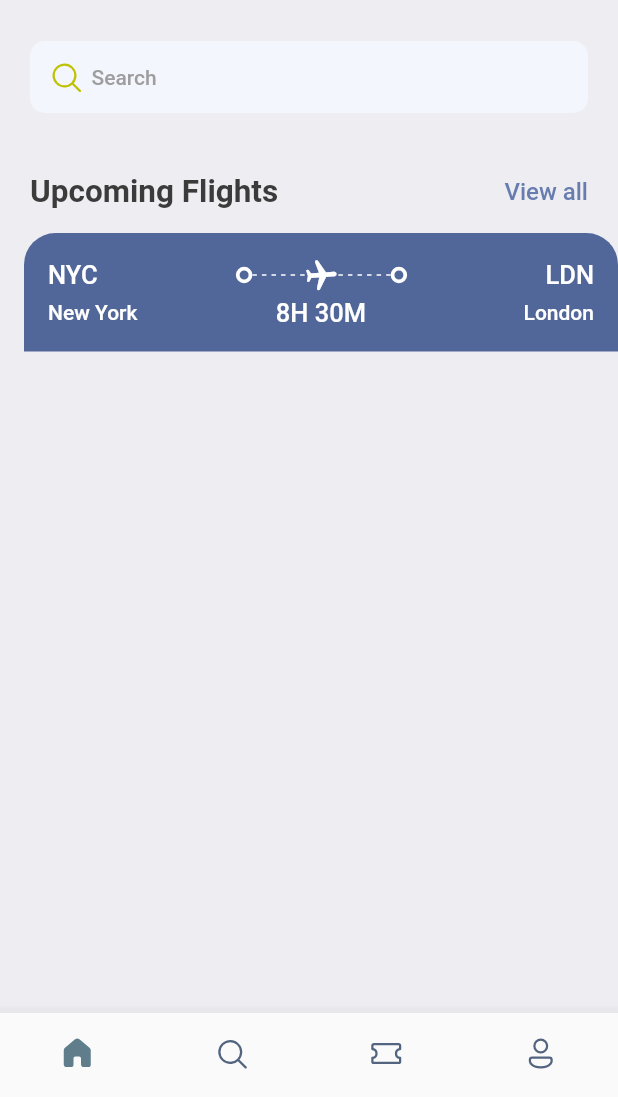
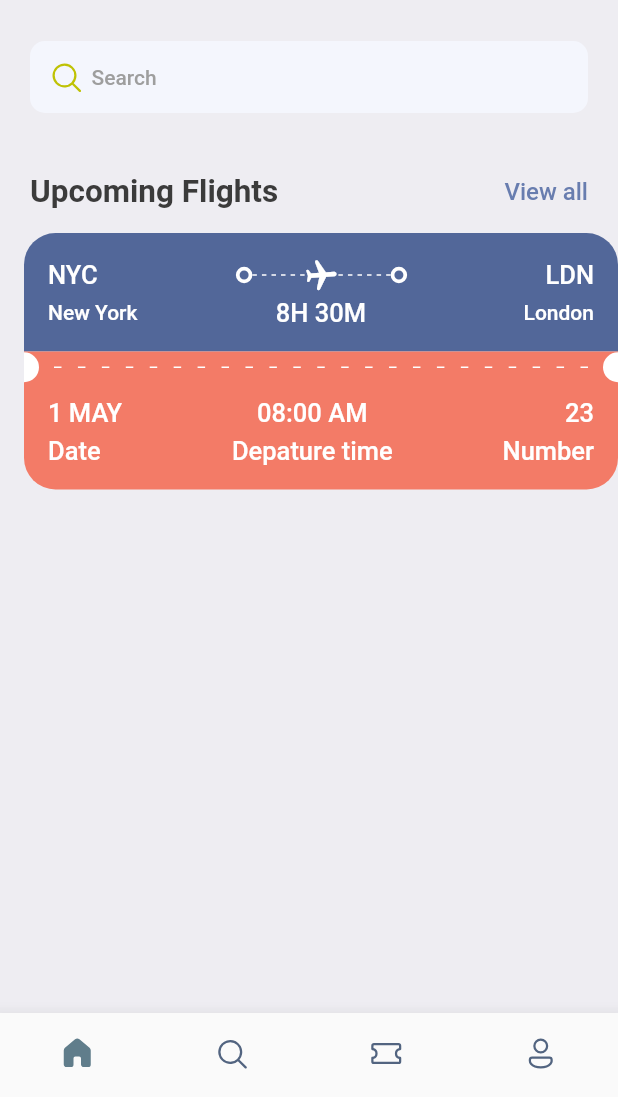
Before and after one commit to avi5079/ticket-booking-app, a Flutter app: the screen it shows after launch, on a phone screen of 412 x 824 dp, the part 139-1236 px from its top. Run offline on Flutter 3.47's test engine with Material 2 defaults, Android fonts, the phone set to English and light mode, and no system bars; our stand-ins replace fluentui_icons, gap.

Commit message:
ticket-ux-changed

```diff
--- a/lib/screens/ticket_view.dart
+++ b/lib/screens/ticket_view.dart
@@ -20,9 +20,9 @@ class TicketView extends StatelessWidget {
           child: Column(
             children: [
               Container(
-                  decoration: const BoxDecoration(
-                    color: Color(0xFF526799),
-                    borderRadius: BorderRadius.only(
+                  decoration: BoxDecoration(
+                    color: Styles.darkBlueColor,
+                    borderRadius: const BorderRadius.only(
                         topLeft: Radius.circular(21),
                         topRight: Radius.circular(21)),
                   ),
@@ -46,9 +46,6 @@ class TicketView extends StatelessWidget {
                                 child: LayoutBuilder(
                                   builder: (BuildContext context,
                                       BoxConstraints constraints) {
-                                    // ignore: avoid_print
-                                    print(
-                                        "The width is ${constraints.constrainWidth()}");
                                     return Flex(
                                       direction: Axis.horizontal,
                                       mainAxisAlignment:
@@ -103,7 +100,108 @@ class TicketView extends StatelessWidget {
                         ],
                       )
                     ],
-                  ))
+                  )),
+              Container(
+                  color: Styles.orangeColor,
+                  child: Row(
+                    children: [
+                      const SizedBox(
+                          height: 20,
+                          width: 10,
+                          child: DecoratedBox(
+                              decoration: BoxDecoration(
+                                  color: Colors.white,
+                                  borderRadius: BorderRadius.only(
+                                    topRight: Radius.circular(10),
+                                    bottomRight: Radius.circular(10),
+                                  )))),
+                      Expanded(
+                          child: Padding(
+                        padding: const EdgeInsets.all(10),
+                        child: LayoutBuilder(builder: (BuildContext context,
+                            BoxConstraints boxConstraints) {
+                          return Flex(
+                            direction: Axis.horizontal,
+                            mainAxisAlignment: MainAxisAlignment.spaceBetween,
+                            mainAxisSize: MainAxisSize.max,
+                            children: List.generate(
+                                (boxConstraints.constrainWidth() / 15).floor(),
+                                (index) => const SizedBox(
+                                      width: 5,
+                                      height: 1,
+                                      child: DecoratedBox(
+                                          decoration: BoxDecoration(
+                                              color: Colors.white)),
+                                    )),
+                          );
+                        }),
+                      )),
+                      const SizedBox(
+                          height: 20,
+                          width: 10,
+                          child: DecoratedBox(
+                              decoration: BoxDecoration(
+                                  color: Colors.white,
+                                  borderRadius: BorderRadius.only(
+                                    topLeft: Radius.circular(10),
+                                    bottomLeft: Radius.circular(10),
+                                  ))))
+                    ],
+                  )),
+              Container(
+                  decoration: BoxDecoration(
+                    color: Styles.orangeColor,
+                    borderRadius: const BorderRadius.only(
+                        bottomLeft: Radius.circular(21),
+                        bottomRight: Radius.circular(21)),
+                  ),
+                  padding: const EdgeInsets.only(
+                      left: 16, top: 10, right: 16, bottom: 16),
+                  child: Column(
+                    children: [
+                      Row(
+                        mainAxisAlignment: MainAxisAlignment.spaceBetween,
+                        children: [
+                          Column(
+                            crossAxisAlignment: CrossAxisAlignment.start,
+                            children: [
+                              Text("1 MAY",
+                                  style: Styles.headLineStyle3
+                                      .copyWith(color: Colors.white)),
+                              const Gap(5),
+                              Text("Date",
+                                  style: Styles.headLineStyle3
+                                      .copyWith(color: Colors.white)),
+                            ],
+                          ),
+                          Column(
+                            crossAxisAlignment: CrossAxisAlignment.center,
+                            children: [
+                              Text("08:00 AM",
+                                  style: Styles.headLineStyle3
+                                      .copyWith(color: Colors.white)),
+                              const Gap(5),
+                              Text("Depature time",
+                                  style: Styles.headLineStyle3
+                                      .copyWith(color: Colors.white)),
+                            ],
+                          ),
+                          Column(
+                            crossAxisAlignment: CrossAxisAlignment.end,
+                            children: [
+                              Text("23",
+                                  style: Styles.headLineStyle3
+                                      .copyWith(color: Colors.white)),
+                              const Gap(5),
+                              Text("Number",
+                                  style: Styles.headLineStyle3
+                                      .copyWith(color: Colors.white)),
+                            ],
+                          ),
+                        ],
+                      )
+                    ],
+                  )),
             ],
           ),
         ));
--- a/lib/utils/app_styles.dart
+++ b/lib/utils/app_styles.dart
@@ -6,7 +6,8 @@ class Styles {
   static Color primaryColor = primary;
   static Color textColor = const Color(0xFF3b3b3b);
   static Color bgColor = const Color(0xFFeeedf2);
-  static Color orangeColor = const Color(0xFF526799);
+  static Color darkBlueColor = const Color(0xFF526799);
+  static Color orangeColor = const Color(0xFFF37B67);
   static TextStyle textStyle =
       TextStyle(fontSize: 16, color: textColor, fontWeight: FontWeight.w500);
   static TextStyle headLineStyle =
```
